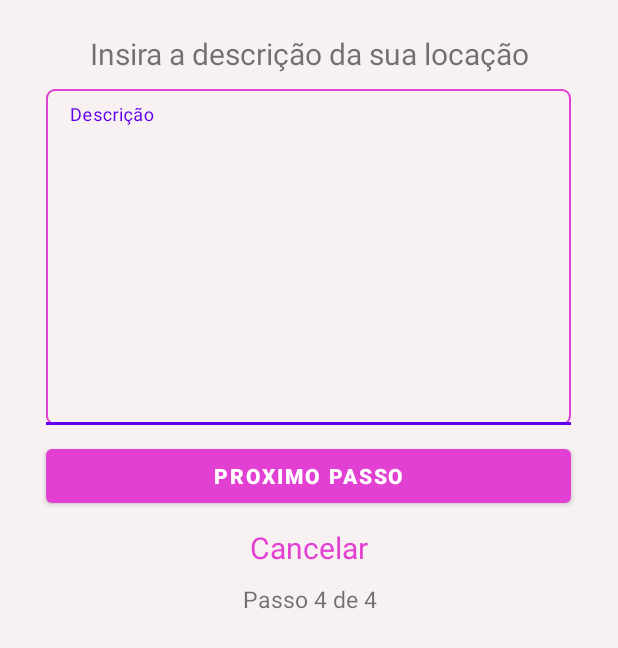
After one commit to Dream-House-Grupo-9/Dream-House-App, an Android app: the DescriptionLocation screen opened directly, with no data from a screen before it, on a phone screen of 412 x 824 dp. The commit adds this screen. Shown: the top 648 px of the screen. Run offline under Robolectric (Android 15) with nearby library versions, the phone set to English and light mode, and no system bars.

Commit message:
Feature: descrição de locação

```diff
--- a/DreamHouse/app/src/main/AndroidManifest.xml
+++ b/DreamHouse/app/src/main/AndroidManifest.xml
@@ -3,12 +3,10 @@
     xmlns:tools="http://schemas.android.com/tools"
     package="com.dreamhouse">
 
-
     <uses-permission android:name="android.permission.INTERNET" />
     <uses-permission android:name="android.permission.ACCESS_NETWORK_STATE" />
 
     <application
-
         android:allowBackup="true"
         android:dataExtractionRules="@xml/data_extraction_rules"
         android:fullBackupContent="@xml/backup_rules"
@@ -20,10 +18,13 @@
         android:usesCleartextTraffic="true"
         tools:targetApi="31">
         <activity
+            android:name=".DescriptionLocation"
+            android:exported="false" />
+        <activity
             android:name=".HomeActivity"
             android:exported="true"
             android:label="@string/title_activity_home"
-            android:theme="@style/Theme.DreamHouse.NoActionBar" >
+            android:theme="@style/Theme.DreamHouse.NoActionBar">
             <intent-filter>
                 <action android:name="android.intent.action.MAIN" />
 
@@ -44,9 +45,7 @@
             android:exported="false" />
         <activity
             android:name=".MainActivity"
-            android:exported="false">
-
-        </activity>
+            android:exported="false"></activity>
     </application>
 
 </manifest>
--- /dev/null
+++ b/DreamHouse/app/src/main/java/com/dreamhouse/DescriptionLocation.kt
@@ -0,0 +1,11 @@
+package com.dreamhouse
+
+import androidx.appcompat.app.AppCompatActivity
+import android.os.Bundle
+
+class DescriptionLocation : AppCompatActivity() {
+    override fun onCreate(savedInstanceState: Bundle?) {
+        super.onCreate(savedInstanceState)
+        setContentView(R.layout.activity_description_location)
+    }
+}
--- /dev/null
+++ b/DreamHouse/app/src/main/res/layout/activity_description_location.xml
@@ -0,0 +1,93 @@
+<?xml version="1.0" encoding="utf-8"?>
+<LinearLayout xmlns:android="http://schemas.android.com/apk/res/android"
+    xmlns:app="http://schemas.android.com/apk/res-auto"
+    xmlns:tools="http://schemas.android.com/tools"
+    android:layout_width="match_parent"
+    android:layout_height="match_parent"
+    android:orientation="vertical"
+    android:padding="10dp"
+    android:background="@color/default_bakground_app"
+    tools:context=".DescriptionLocation">
+
+    <LinearLayout
+        android:layout_width="match_parent"
+        android:layout_height="wrap_content"
+        android:orientation="vertical"
+        android:layout_marginTop="12dp">
+
+
+        <TextView
+            android:layout_width="wrap_content"
+            android:layout_height="match_parent"
+            android:layout_gravity="center"
+            android:textAlignment="center"
+            android:textFontWeight="600"
+            android:text="@string/local_desc"
+            android:textSize="20dp"/>
+
+
+        <LinearLayout
+            android:layout_width="match_parent"
+            android:layout_height="wrap_content">
+
+
+
+        </LinearLayout>
+        <com.google.android.material.textfield.TextInputLayout
+            android:layout_width="350dp"
+            android:layout_gravity="center"
+            android:layout_marginTop="10dp"
+            android:layout_height="wrap_content">
+
+            <com.google.android.material.textfield.TextInputEditText
+                android:id="@+id/Et_titulo"
+                android:layout_width="match_parent"
+                android:layout_height="wrap_content"
+                android:gravity="top|left"
+                android:inputType="textMultiLine"
+                android:overScrollMode="always"
+                android:scrollbars="vertical"
+                android:scrollbarStyle="insideInset"
+                android:lines="10"
+                android:background="@drawable/bg_et_base"
+                android:hint="@string/desc" />
+        </com.google.android.material.textfield.TextInputLayout>
+
+
+        <Button
+            android:id="@+id/btnAvancar"
+            android:layout_gravity="center"
+            android:layout_width="350dp"
+            android:layout_height="wrap_content"
+            android:layout_marginTop="10dp"
+            app:backgroundTint="@color/pink_bakground_app"
+            android:fontFamily="arial"
+            android:text="Proximo Passo"
+            android:textColor="@color/white"
+            android:textFontWeight="900" />
+
+        <TextView
+            android:id="@+id/txt_cancel"
+            android:layout_width="200dp"
+            android:layout_height="wrap_content"
+            android:layout_marginTop="10dp"
+            android:textSize="20dp"
+            android:textColor="@color/pink_bakground_app"
+            android:layout_gravity="center"
+            android:textAlignment="center"
+            android:textFontWeight="500"
+            android:text="@string/cancelar"/>
+
+        <TextView
+            android:layout_width="200dp"
+            android:layout_height="wrap_content"
+            android:layout_marginTop="10dp"
+            android:layout_gravity="center"
+            android:textAlignment="center"
+            android:textFontWeight="900"
+            android:textSize="15dp"
+            android:text="@string/passo04"/>
+    </LinearLayout>
+
+
+</LinearLayout>
--- a/DreamHouse/app/src/main/res/values/strings.xml
+++ b/DreamHouse/app/src/main/res/values/strings.xml
@@ -14,7 +14,10 @@
     <string name="bairro">Bairro</string>
     <string name="logradouro">Logradouro</string>
     <string name="cancelar">Cancelar</string>
+    <string name="local_desc">Insira a descrição da sua locação</string>
+    <string name="desc">Descrição</string>
     <string name="passo01">Passo 1 de 4</string>
+    <string name="passo04">Passo 4 de 4</string>
     <string name="title_activity_home">HomeActivity</string>
     <string name="navigation_drawer_open">Open navigation drawer</string>
     <string name="navigation_drawer_close">Close navigation drawer</string>
```
